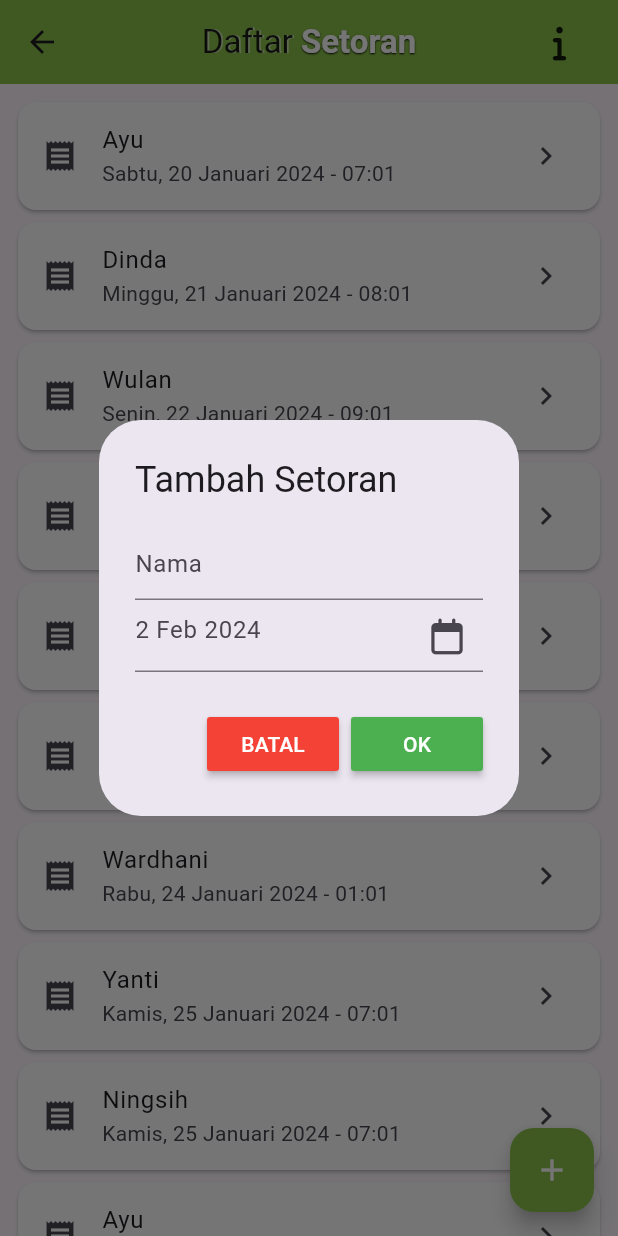
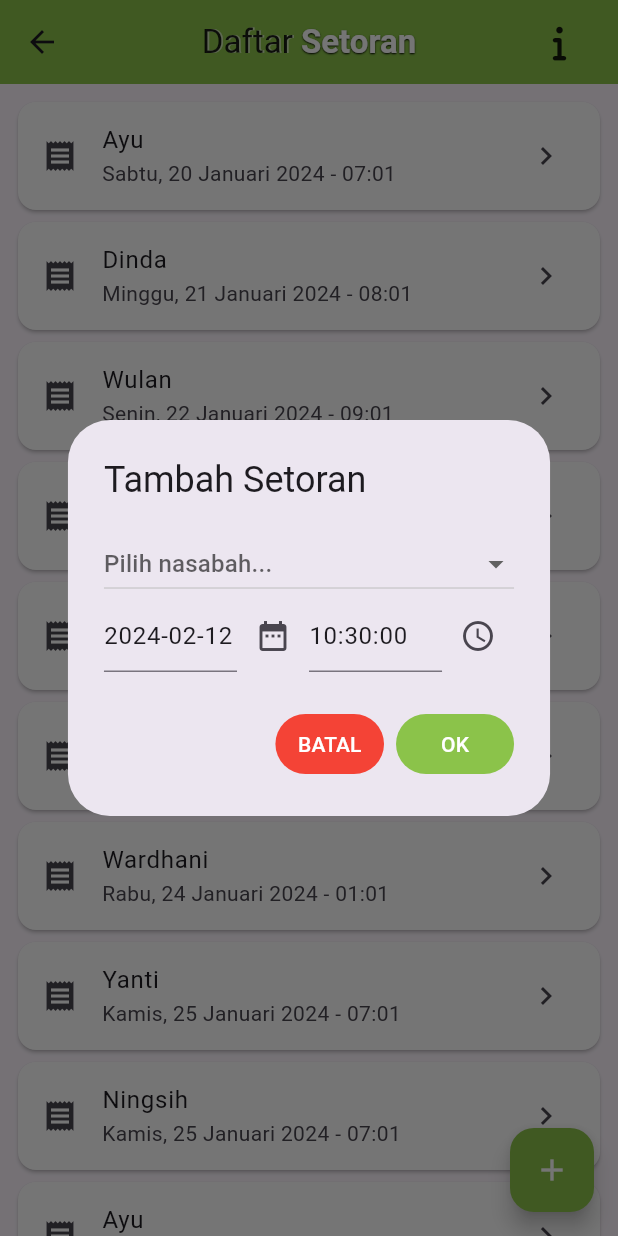
Before and after one commit to vikyay/banksampah, a Flutter app: the DaftarSetoran screen opened directly, after a tap on the "add" icon, on a phone screen of 412 x 824 dp. Run offline on Flutter 3.47's test engine with Material 3 defaults, Android fonts, the phone set to English and light mode, and no system bars; our stand-ins replace flutter_riverpod, font_awesome_flutter, go_router, open_filex, pdf, sqflite; accounts and stored records are empty.

```diff
--- a/lib/screens/daftar.dart
+++ b/lib/screens/daftar.dart
@@ -3,7 +3,6 @@ import '../database/sql_helper.dart';
 import 'package:intl/intl.dart';
 import 'detilsetoran.dart';
 import 'info.dart';
-import '../bantuan/bantuan.dart';
 
 void daftar() {
   runApp(const MaterialApp(
@@ -24,9 +23,49 @@ class _DaftarSetoranState extends State<DaftarSetoran> {
   List<Map<String, dynamic>> _daftarsetoran = [];
   String? textkategori;
   String? textnasabah;
+  int idterpilih=0;
+  int? terpilih;
 
-  final TextEditingController _nama = TextEditingController();
-  final TextEditingController _description = TextEditingController();
+  //tanggal dan waktu
+  final TextEditingController _tglmulai = TextEditingController(text: DateFormat('yyyy-MM-dd').format(DateTime.now()).toString());
+  final TextEditingController _wktmulai = TextEditingController(text: '${TimeOfDay.now().hour.toString().padLeft(2, '0')}:${TimeOfDay.now().minute.toString().padLeft(2, '0')}:00');
+
+  //waktu
+  Future<void> _selectTime(BuildContext context, TextEditingController kont) async {
+    final TimeOfDay? waktu = await showTimePicker(
+      context: context,
+      initialTime: TimeOfDay.now(),
+    );
+    if (waktu != null) {
+      setState(() {
+        kont.text = '${waktu.hour.toString().padLeft(2, '0')}:${waktu.minute.toString().padLeft(2, '0')}:00';
+      });
+    }
+  }
+  //tanggal
+  Future<void> _selectDate(BuildContext context, TextEditingController kont) async {
+    final DateTime? tanggal = await showDatePicker(
+      context: context,
+      initialDate: DateTime.now(),
+      firstDate: DateTime(2000),
+      lastDate: DateTime(2099),
+    );
+    if (tanggal != null) {
+      setState(() {
+        kont.text = DateFormat('yyyy-MM-dd').format(tanggal).toString();
+      });
+    }
+  }
+
+
+  //ambil daftar nasabah
+  void _refreshNasabah() async {
+    final data = await SQLHelper.getNasabah();
+    setState(() {
+      _nasabah = data;
+    });
+  }
+
 
   //tambah setoran
   Future<void> _tambahSetoran(BuildContext context) async {
@@ -40,46 +79,91 @@ class _DaftarSetoranState extends State<DaftarSetoran> {
         builder: (BuildContext context, setStateSB) {
           return AlertDialog(
             title: const Text('Tambah Setoran'),
-            content: SingleChildScrollView(
+            content: StatefulBuilder(
+              builder: (BuildContext context, StateSetter setStateSB) {
+                return SingleChildScrollView(
                     child: Column(
                         crossAxisAlignment: CrossAxisAlignment.stretch,
                         children: [
-                      TextField(
+                          DropdownButton<int>(
+                            isExpanded:true,
+                            value: terpilih,
+                            hint: const Text('Pilih nasabah...'),
+                            items: daftardropdown.asMap().entries.map((entry) {
+                              return DropdownMenuItem<int>(
+                                value: entry.key,
+                                child: Text(entry.value),
+                              );
+                            }).toList(),
                             onChanged: (value) {
-                          setState(() {
-                            //valueText = value;
-                            // print(value);
-                          });
-                        },
-                        controller: _nama,
-                        decoration: const InputDecoration(hintText: "Nama"),
-                      ),
-                      SelectDate(),
-
-                    ])),
-            actions: <Widget>[
-              MaterialButton(
-                color: Colors.red,
-                textColor: Colors.white,
-                child: const Text('BATAL'),
-                onPressed: () {
-                  setState(() {
-                    //codeDialog = valueText;
-                    Navigator.pop(context);
+                              setStateSB(() {
+                                terpilih = value;
+                                if(terpilih!=null){
+                                  idterpilih = terpilih?.toInt() ?? 0;
+                                }
                               });
                             },
                           ),
-              MaterialButton(
-                color: Colors.green,
-                textColor: Colors.white,
-                child: const Text('OK'),
+                          Row(children: [
+                            Expanded(
+                                child: TextField(
+                                  readOnly: true,
+                                  controller: _tglmulai,
+                                )),
+                            Expanded(
+                                flex: 0,
+                                child: IconButton(
+                                  icon: const Icon(Icons.date_range),
                                   onPressed: () {
-                  SQLHelper.tambahNasabah(_nama.text, _description.text);
-                  // _refreshNasabah();
+                                    _selectDate(context, _tglmulai);
+                                  },
+                                )),
+                            Expanded(
+                                child: TextField(
+                                  readOnly: true,
+                                  controller: _wktmulai,
+                                )),
+                            Expanded(
+                                flex: 0,
+                                child: IconButton(
+                                  icon: const Icon(Icons.access_time),
+                                  onPressed: () {
+                                    _selectTime(context, _wktmulai);
+                                  },
+                                ))
+                          ]),
+                        ]));
+              },
+            ),
+            actions: <Widget>[
+              TextButton(
+                style: TextButton.styleFrom(
+                  foregroundColor: Colors.white,
+                  backgroundColor: Colors.red,
+                  padding: const EdgeInsets.symmetric(horizontal: 15.0),
+                ),
+                onPressed: () {
                   setState(() {
                     Navigator.pop(context);
                   });
                 },
+                child: const Text('BATAL'),
+              ),
+              TextButton(
+                style: TextButton.styleFrom(
+                  foregroundColor: Colors.white,
+                  backgroundColor: Colors.lightGreen,
+                  padding: const EdgeInsets.symmetric(horizontal: 30.0),
+                ),
+                onPressed: () {
+                  SQLHelper.tambahTglSetor(idterpilih+1, '${_tglmulai.text} ${_wktmulai.text}');
+                  setState(() {
+                    _refresh();
+                    Navigator.pop(context);
+
+                  });
+                },
+                child: const Text('OK'),
               ),
             ],
           );
@@ -114,11 +198,16 @@ class _DaftarSetoranState extends State<DaftarSetoran> {
   void initState() {
     super.initState();
     //load ketika mulai
+    _refreshNasabah();
     _refresh();
   }
 
   @override
   Widget build(BuildContext context) {
+    List<String> drop = [];
+    _nasabah.forEach((element) {
+      drop.add(element['nama']);
+    });
     return Scaffold(
         appBar: AppBar(
           backgroundColor: Colors.lightGreen,
@@ -164,7 +253,7 @@ class _DaftarSetoranState extends State<DaftarSetoran> {
               decoration: const ShapeDecoration(
                 shape: CircleBorder(),
               ),
-              child: InfoDaftarSetoran(),
+              child: const InfoDaftarSetoran(),
             ))
 
           ],
@@ -205,8 +294,8 @@ class _DaftarSetoranState extends State<DaftarSetoran> {
                     background: Container(
                       alignment: Alignment.centerLeft,
                       color: Colors.red,
-                      child: Center(
-                        child: const Row(children: [
+                      child: const Center(
+                        child: Row(children: [
                           Icon(Icons.delete),
                         ]),
                       ),
@@ -215,10 +304,10 @@ class _DaftarSetoranState extends State<DaftarSetoran> {
                     secondaryBackground: Container(),
                     child:
                       ListTile(
-                        leading: Icon(Icons.receipt),
+                        leading: const Icon(Icons.receipt),
                         title: Text(_daftarsetoran[index]['penyetor']),
                         subtitle: Text(_daftarsetoran[index]['createdAt']),
-                        trailing: Icon(Icons.chevron_right),
+                        trailing: const Icon(Icons.chevron_right),
                         onTap: () {
                           Navigator.push(
                             context,
@@ -228,13 +317,9 @@ class _DaftarSetoranState extends State<DaftarSetoran> {
                           );
                         },
                       ),
-
                   )
-
-
               );
             })
-
     );
   }
 }
```
Also changed, not shown: lib/bantuan/pdf_api.dart (+6 -5 lines), lib/database/sql_helper.dart (+136 -69 lines), lib/screens/detilsetoran.dart (+28 -23 lines). Lines whose indentation alone changed are shown as unchanged.
